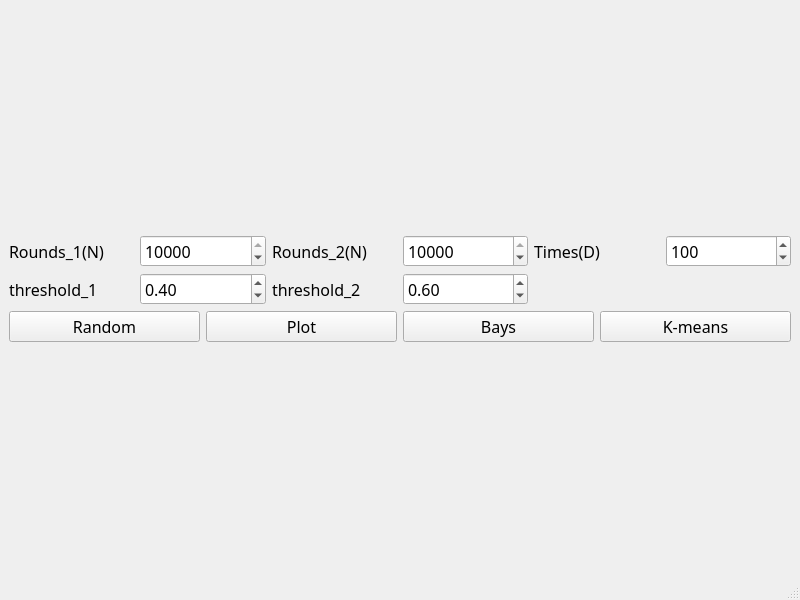
First picture: the form in hw.ui, repository ek2061/Gaussian-Distribution-pyqt5, before the edit.
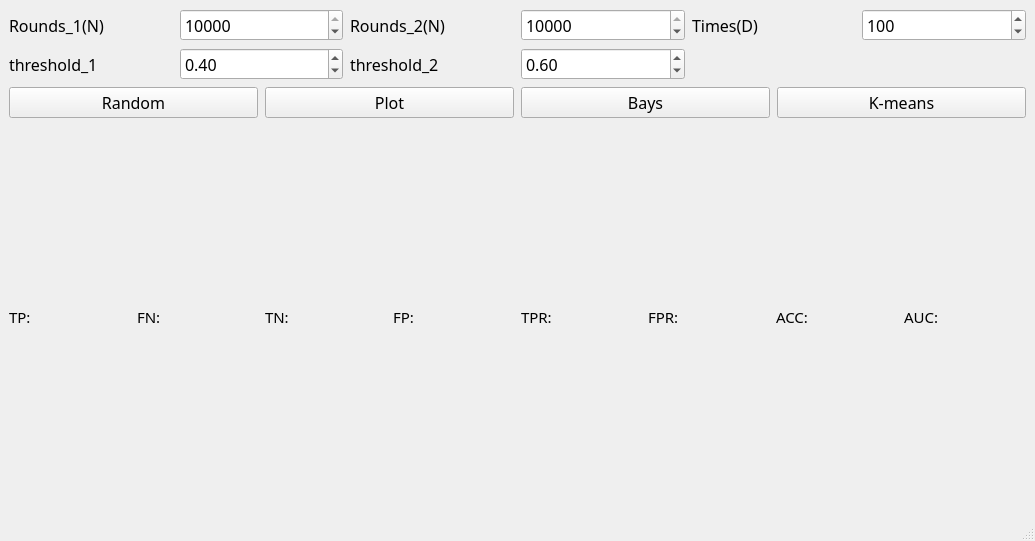
Second picture: the form after the edit.

```diff
--- a/hw.ui
+++ b/hw.ui
@@ -6,17 +6,22 @@
    <rect>
     <x>0</x>
     <y>0</y>
-    <width>800</width>
-    <height>600</height>
+    <width>1035</width>
+    <height>541</height>
    </rect>
   </property>
   <property name="windowTitle">
    <string>MainWindow</string>
   </property>
   <widget class="QWidget" name="centralwidget">
-   <layout class="QVBoxLayout" name="verticalLayout_3">
+   <layout class="QVBoxLayout" name="verticalLayout_5">
     <item>
-     <layout class="QVBoxLayout" name="verticalLayout_2" stretch="2,1,10">
+     <layout class="QVBoxLayout" name="verticalLayout_4">
+      <item>
+       <layout class="QVBoxLayout" name="verticalLayout_3" stretch="1,1,5">
+        <property name="spacing">
+         <number>7</number>
+        </property>
       <item>
        <layout class="QGridLayout" name="gridLayout">
         <item row="0" column="0">
@@ -232,8 +237,128 @@
        </layout>
       </item>
       <item>
+         <layout class="QHBoxLayout" name="horizontalLayout_2" stretch="4,3">
+          <property name="spacing">
+           <number>6</number>
+          </property>
+          <item>
        <layout class="QVBoxLayout" name="verticalLayout"/>
       </item>
+          <item>
+           <layout class="QVBoxLayout" name="verticalLayout_2"/>
+          </item>
+         </layout>
+        </item>
+       </layout>
+      </item>
+      <item>
+       <layout class="QHBoxLayout" name="horizontalLayout_4">
+        <item>
+         <widget class="QLabel" name="label_6">
+          <property name="font">
+           <font>
+            <family>微軟正黑體</family>
+            <pointsize>11</pointsize>
+           </font>
+          </property>
+          <property name="text">
+           <string>TP:</string>
+          </property>
+         </widget>
+        </item>
+        <item>
+         <widget class="QLabel" name="label_7">
+          <property name="font">
+           <font>
+            <family>微軟正黑體</family>
+            <pointsize>11</pointsize>
+           </font>
+          </property>
+          <property name="text">
+           <string>FN:</string>
+          </property>
+         </widget>
+        </item>
+        <item>
+         <widget class="QLabel" name="label_8">
+          <property name="font">
+           <font>
+            <family>微軟正黑體</family>
+            <pointsize>11</pointsize>
+           </font>
+          </property>
+          <property name="text">
+           <string>TN:</string>
+          </property>
+         </widget>
+        </item>
+        <item>
+         <widget class="QLabel" name="label_9">
+          <property name="font">
+           <font>
+            <family>微軟正黑體</family>
+            <pointsize>11</pointsize>
+           </font>
+          </property>
+          <property name="text">
+           <string>FP:</string>
+          </property>
+         </widget>
+        </item>
+        <item>
+         <widget class="QLabel" name="label_10">
+          <property name="font">
+           <font>
+            <family>微軟正黑體</family>
+            <pointsize>11</pointsize>
+           </font>
+          </property>
+          <property name="text">
+           <string>TPR:</string>
+          </property>
+         </widget>
+        </item>
+        <item>
+         <widget class="QLabel" name="label_11">
+          <property name="font">
+           <font>
+            <family>微軟正黑體</family>
+            <pointsize>11</pointsize>
+           </font>
+          </property>
+          <property name="text">
+           <string>FPR:</string>
+          </property>
+         </widget>
+        </item>
+        <item>
+         <widget class="QLabel" name="label_12">
+          <property name="font">
+           <font>
+            <family>微軟正黑體</family>
+            <pointsize>11</pointsize>
+           </font>
+          </property>
+          <property name="text">
+           <string>ACC:</string>
+          </property>
+         </widget>
+        </item>
+        <item>
+         <widget class="QLabel" name="label_13">
+          <property name="font">
+           <font>
+            <family>微軟正黑體</family>
+            <pointsize>11</pointsize>
+           </font>
+          </property>
+          <property name="text">
+           <string>AUC:</string>
+          </property>
+         </widget>
+        </item>
+       </layout>
+      </item>
      </layout>
     </item>
    </layout>
@@ -243,7 +368,7 @@
     <rect>
      <x>0</x>
      <y>0</y>
-     <width>800</width>
+     <width>1035</width>
      <height>21</height>
     </rect>
    </property>
```
Lines whose indentation alone changed are shown as unchanged.
